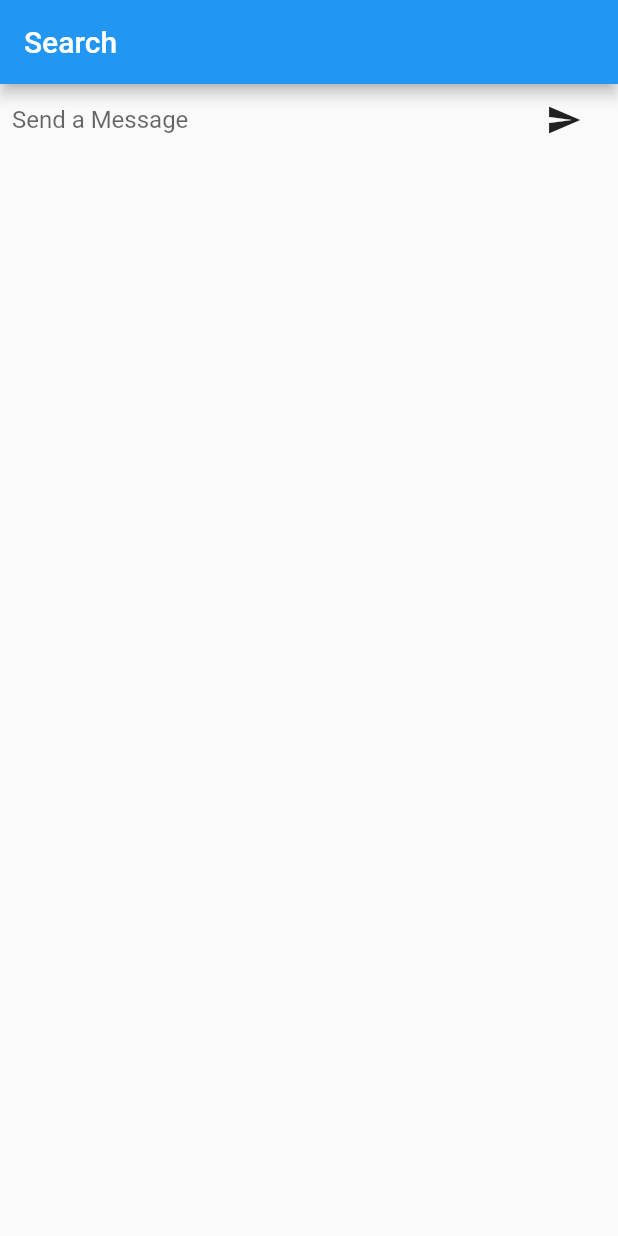
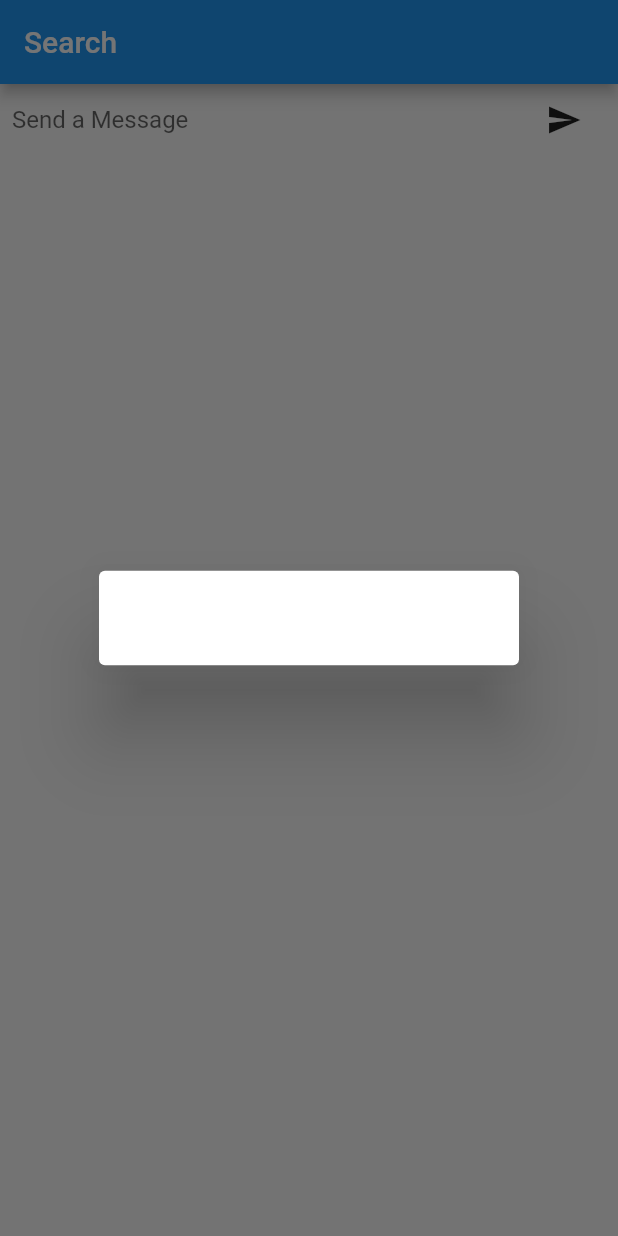
Before and after one commit to Y-Joo/YouCook, a Flutter app: the screen it shows after launch, after a tap on the "send" icon, on a phone screen of 412 x 824 dp. Run offline on Flutter 3.47's test engine with Material 2 defaults, Android fonts, the phone set to English and light mode, and no system bars.

Commit message:
input text alert 구현

```diff
--- a/front/lib/main.dart
+++ b/front/lib/main.dart
@@ -60,8 +60,16 @@ class SearchState extends State<Search> {
     );
   }
 
-  void _handleSubmitted(String text) {
+  Future<dynamic> _handleSubmitted(String text) {
     _textController.clear();
+    return showDialog(
+        context: context,
+        builder: (context) {
+          return AlertDialog(
+            content: Text(text),
+          );
+        }
+    );
   }
 
 }
```
